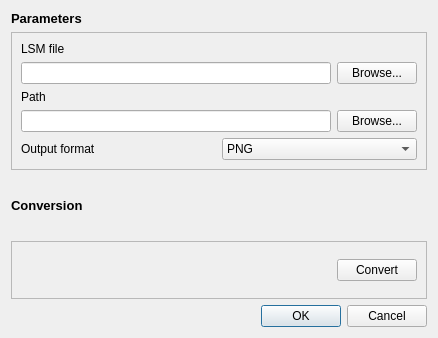
This is branches/GoFigure2Beta/Code/GUI/lib/LsmToMegaExportDialog.ui in gofigure2/GoFigure2 as Qt 5 draws it before an edit. The edited form follows.
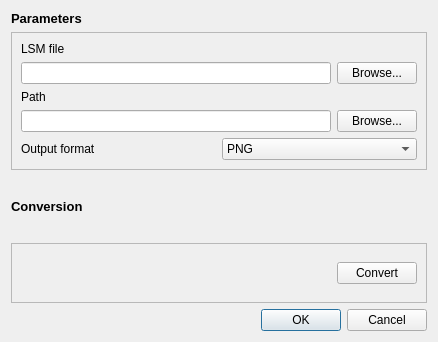
This is the edited form.

Commit message: ENH: dialog window renamed and doxygen documentation added

The edit to the form file:
```diff
--- a/branches/GoFigure2Beta/Code/GUI/lib/LsmToMegaExportDialog.ui
+++ b/branches/GoFigure2Beta/Code/GUI/lib/LsmToMegaExportDialog.ui
@@ -7,7 +7,7 @@
     <x>0</x>
     <y>0</y>
     <width>438</width>
-    <height>338</height>
+    <height>342</height>
    </rect>
   </property>
   <property name="windowTitle">
```
Left out of the diff: 2 changed lines with no effect on the pictures. The commit also changes 1 other file.
